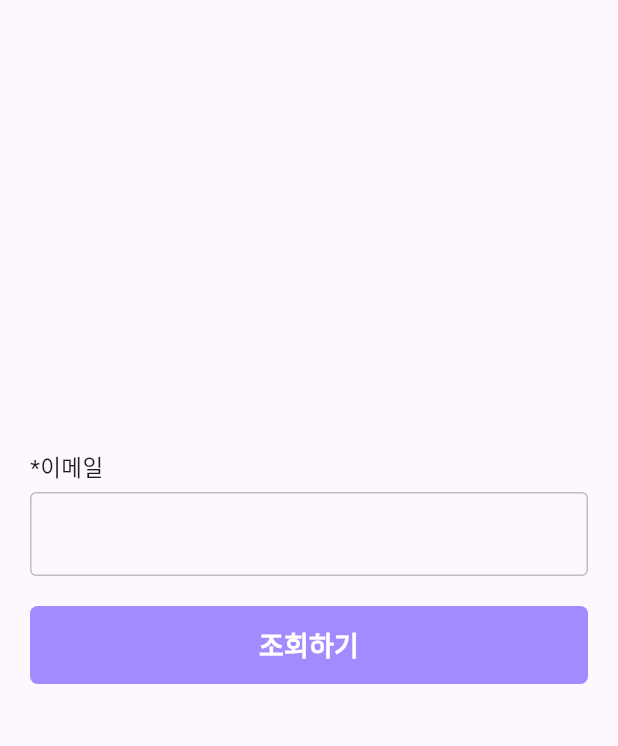
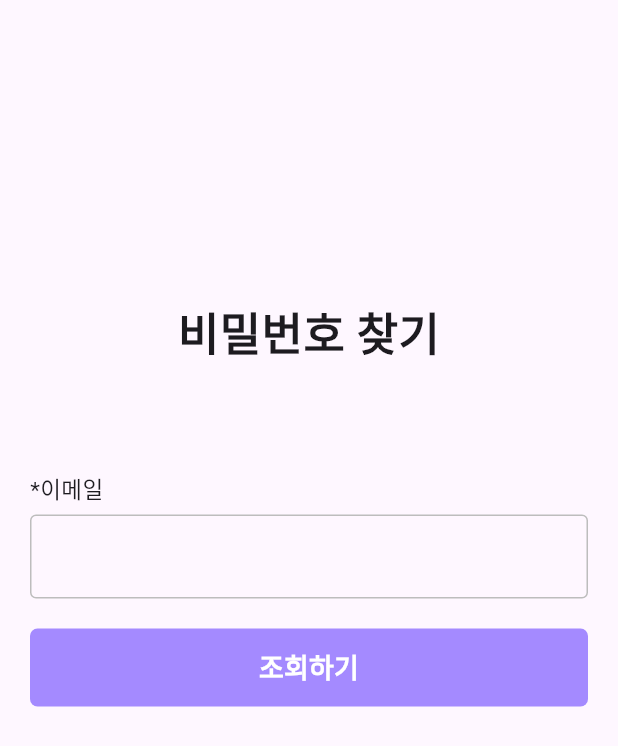
Before and after one commit to pyheejin/dancemate_app, a Flutter app: the screen it shows after launch, after a tap on "비밀번호를 잊으셨나요?", on a phone screen of 412 x 824 dp. Shown: the top 746 px of the screen. Run offline on Flutter 3.47's test engine with Material 3 defaults, Android fonts, the phone set to English and light mode, and no system bars; our stand-ins replace dio, firebase_auth, firebase_core, firebase_messaging, flutter_dotenv, flutter_local_notifications and 12 more; missing offline and left inert: kakao_flutter_sdk, kakao_flutter_sdk_template; accounts and stored records are empty; network calls fail.

```diff
--- a/lib/database/api.dart
+++ b/lib/database/api.dart
@@ -136,7 +136,6 @@ class ApiServices {
   ) async {
     try {
       final body = jsonEncode(request);
-      print('body: $body');
 
       final response = await http.put(
         Uri.parse('$baseUrl/user/change-password'),
@@ -147,7 +146,6 @@ class ApiServices {
       );
 
       final resultData = jsonDecode(utf8.decode(response.bodyBytes));
-      print('resultData: $resultData');
       return resultData;
     } catch (e) {
       throw Exception('change password error: $e');
--- a/lib/screens/login_screen.dart
+++ b/lib/screens/login_screen.dart
@@ -338,7 +338,12 @@ class LoginScreen extends ConsumerWidget {
               const SizedBox(height: 80),
               const Row(
                 children: [
-                  Text('이메일'),
+                  Text(
+                    '이메일',
+                    style: TextStyle(
+                      fontSize: 15,
+                    ),
+                  ),
                 ],
               ),
               const SizedBox(height: 5),
@@ -372,7 +377,12 @@ class LoginScreen extends ConsumerWidget {
               const SizedBox(height: 30),
               const Row(
                 children: [
-                  Text('비밀번호'),
+                  Text(
+                    '비밀번호',
+                    style: TextStyle(
+                      fontSize: 15,
+                    ),
+                  ),
                 ],
               ),
               const SizedBox(height: 5),
@@ -441,6 +451,7 @@ class LoginScreen extends ConsumerWidget {
                       '비밀번호를 잊으셨나요?',
                       style: TextStyle(
                         color: Colors.redAccent,
+                        fontSize: 15,
                       ),
                     ),
                   ),
@@ -449,7 +460,12 @@ class LoginScreen extends ConsumerWidget {
               const SizedBox(height: 30),
               Row(
                 children: [
-                  const Text("Don't have an account?"),
+                  const Text(
+                    "Don't have an account?",
+                    style: TextStyle(
+                      fontSize: 15,
+                    ),
+                  ),
                   const SizedBox(width: 5),
                   GestureDetector(
                     onTap: () {
@@ -464,6 +480,7 @@ class LoginScreen extends ConsumerWidget {
                       style: TextStyle(
                         color: Color(0xFFA48AFF),
                         fontWeight: FontWeight.bold,
+                        fontSize: 15,
                       ),
                     ),
                   ),
@@ -478,6 +495,7 @@ class LoginScreen extends ConsumerWidget {
                     style: TextStyle(
                       color: Colors.grey.shade500,
                       fontWeight: FontWeight.bold,
+                      fontSize: 15,
                     ),
                   ),
                 ],
--- a/lib/screens/search_user_screen.dart
+++ b/lib/screens/search_user_screen.dart
@@ -32,10 +32,20 @@ class SearchUserScreen extends ConsumerWidget {
       child: Scaffold(
         resizeToAvoidBottomInset: false,
         body: Padding(
-          padding: const EdgeInsets.symmetric(horizontal: 20),
+          padding: const EdgeInsets.symmetric(
+            vertical: 200,
+            horizontal: 20,
+          ),
           child: Column(
             children: [
-              const SizedBox(height: 300),
+              const Text(
+                '비밀번호 찾기',
+                style: TextStyle(
+                  fontSize: 30,
+                  fontWeight: FontWeight.bold,
+                ),
+              ),
+              const SizedBox(height: 70),
               const Row(
                 children: [
                   Text(
```
Also changed, not shown: lib/screens/change_password_screen.dart (+23 -8 lines), lib/screens/search_user_list_screen.dart (+91 -14 lines).
